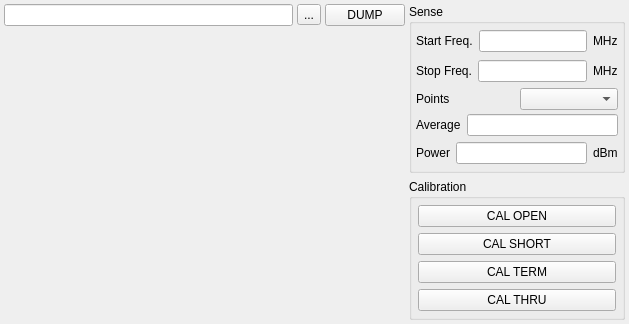
Qt form modules/networkanalyzer/core/networkanalyzerform.ui (northriv/KAME) before a commit.
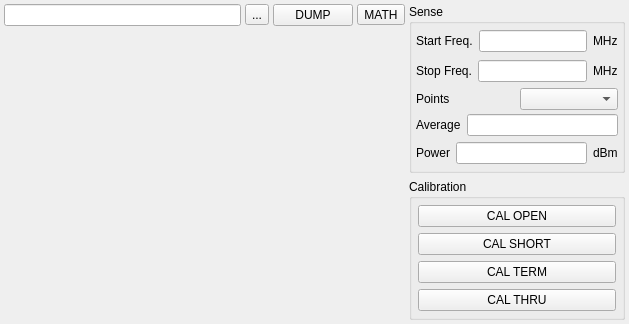
The same form after that commit. Custom widgets are drawn as their Qt base class.

Patch:
```diff
--- a/modules/networkanalyzer/core/networkanalyzerform.ui
+++ b/modules/networkanalyzer/core/networkanalyzerform.ui
@@ -57,6 +57,13 @@
           </property>
          </widget>
         </item>
+        <item>
+         <widget class="QToolButton" name="m_tbMath">
+          <property name="text">
+           <string>MATH</string>
+          </property>
+         </widget>
+        </item>
        </layout>
       </item>
       <item>
```
